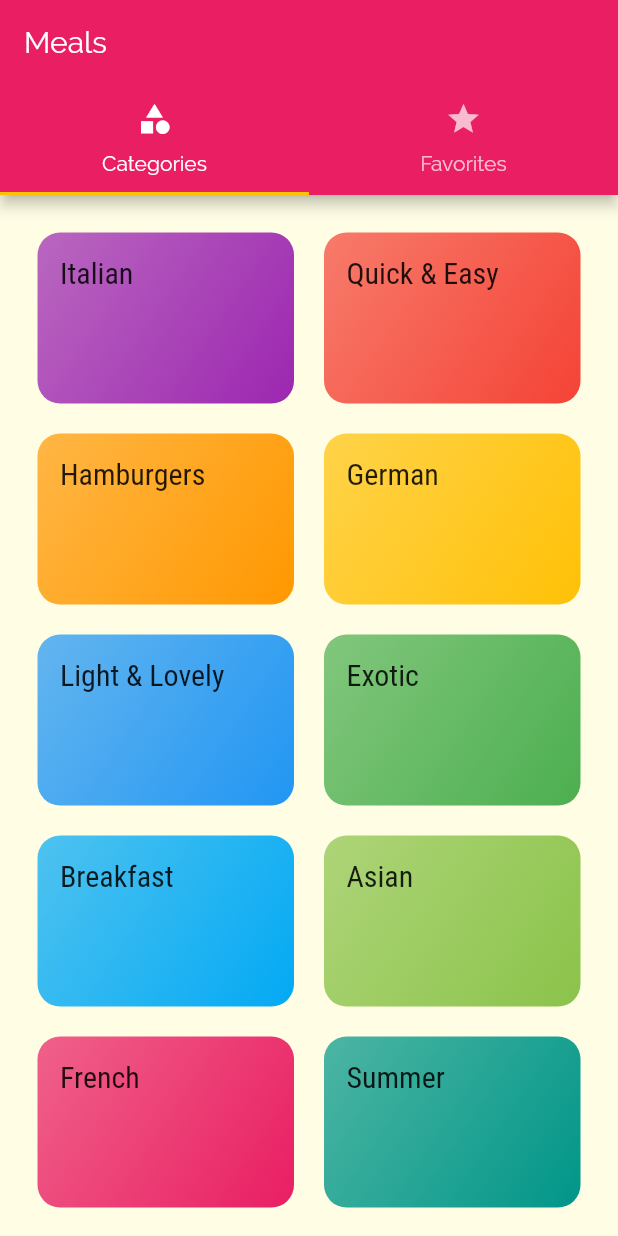
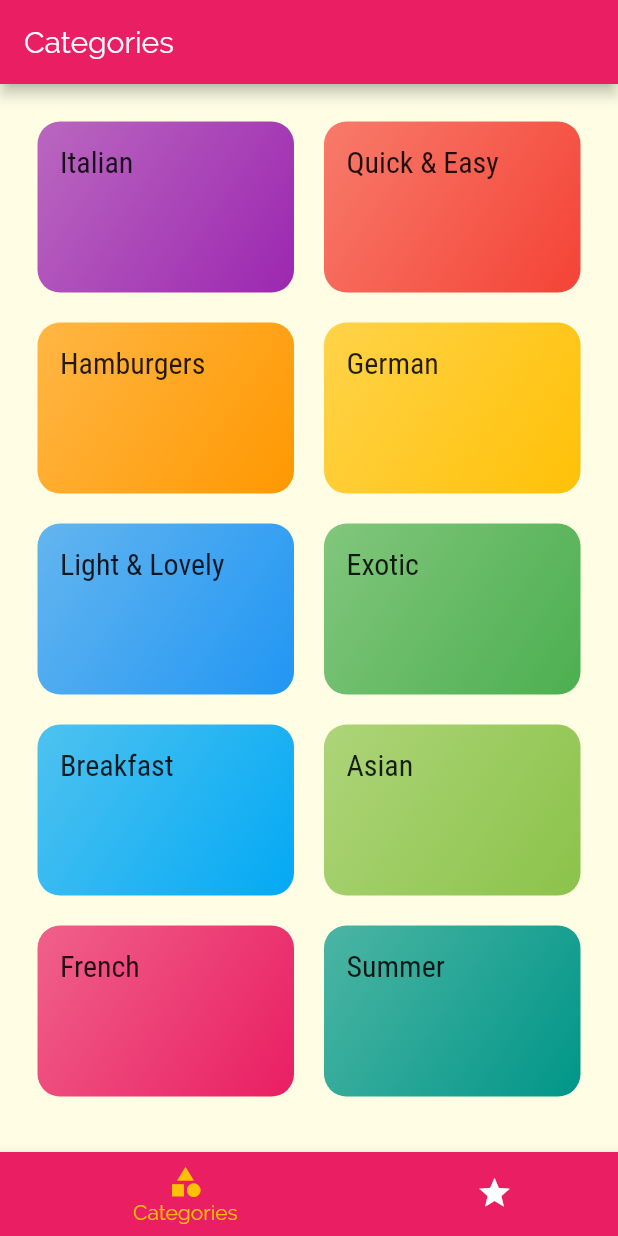
Before and after one commit to kittichanr/flutter_meal_app, a Flutter app: the screen it shows after launch, on a phone screen of 412 x 824 dp. Run offline on Flutter 3.47's test engine with Material 2 defaults, Android fonts, the phone set to English and light mode, and no system bars.

```diff
--- a/lib/screens/tabs_screen.dart
+++ b/lib/screens/tabs_screen.dart
@@ -8,23 +8,42 @@ class TabsScreen extends StatefulWidget {
 }
 
 class _TabsScreenState extends State<TabsScreen> {
+  final List<Map<String, Object>> _pages = [
+    {'page': CategoriesScreen(), 'title': 'Categories'},
+    {'page': FavoritesScreen(), 'title': 'Favorites'}
+  ];
+  int selectedPageIndex = 0;
+
+  void _selectPage(int index) {
+    setState(() {
+      selectedPageIndex = index;
+    });
+  }
+
   @override
   Widget build(BuildContext context) {
-    return DefaultTabController(
-      length: 2,
-      initialIndex: 0,
-      child: Scaffold(
-        appBar: AppBar(
-          title: Text('Meals'),
-          bottom: TabBar(tabs: <Widget>[
-            Tab(icon: Icon(Icons.category), text: 'Categories'),
-            Tab(icon: Icon(Icons.star), text: 'Favorites')
-          ]),
-        ),
-        body: TabBarView(children: [
-          CategoriesScreen(),
-          FavoritesScreen()
-        ]),
+    return Scaffold(
+      appBar: AppBar(
+        title: Text(_pages[selectedPageIndex]['title']),
+      ),
+      body: _pages[selectedPageIndex]['page'],
+      bottomNavigationBar: BottomNavigationBar(
+        unselectedItemColor: Colors.white,
+        selectedItemColor: Theme.of(context).accentColor,
+        currentIndex: selectedPageIndex,
+        type: BottomNavigationBarType.shifting,
+        onTap: _selectPage,
+        backgroundColor: Theme.of(context).primaryColor,
+        items: [
+          BottomNavigationBarItem(
+              backgroundColor: Theme.of(context).primaryColor,
+              icon: Icon(Icons.category),
+              title: Text('Categories')),
+          BottomNavigationBarItem(
+              backgroundColor: Theme.of(context).primaryColor,
+              icon: Icon(Icons.star),
+              title: Text('Favorites')),
+        ],
       ),
     );
   }
```
